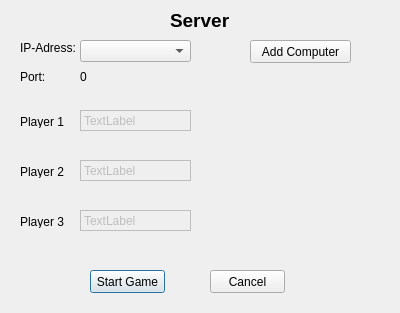
The window that gui/createserverdialog.ui (pfriesch/qtMauMau) describes before a commit, drawn with Qt 5.
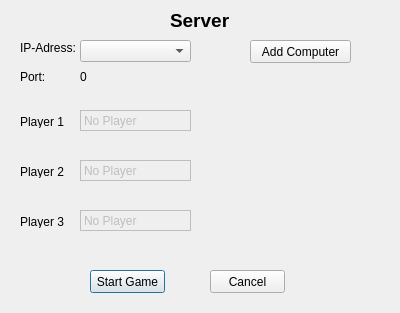
The same window after the commit.

Commit message: added option in createserverdialog to add computer players

```diff
--- a/gui/createserverdialog.ui
+++ b/gui/createserverdialog.ui
@@ -179,7 +179,7 @@
     <enum>QFrame::Box</enum>
    </property>
    <property name="text">
-    <string>TextLabel</string>
+    <string>No Player</string>
    </property>
   </widget>
   <widget class="QLabel" name="player2statlbl">
@@ -198,7 +198,7 @@
     <enum>QFrame::Box</enum>
    </property>
    <property name="text">
-    <string>TextLabel</string>
+    <string>No Player</string>
    </property>
   </widget>
   <widget class="QLabel" name="player3statlbl">
@@ -217,7 +217,7 @@
     <enum>QFrame::Box</enum>
    </property>
    <property name="text">
-    <string>TextLabel</string>
+    <string>No Player</string>
    </property>
   </widget>
  </widget>
```
The commit also changes 9 other files.
